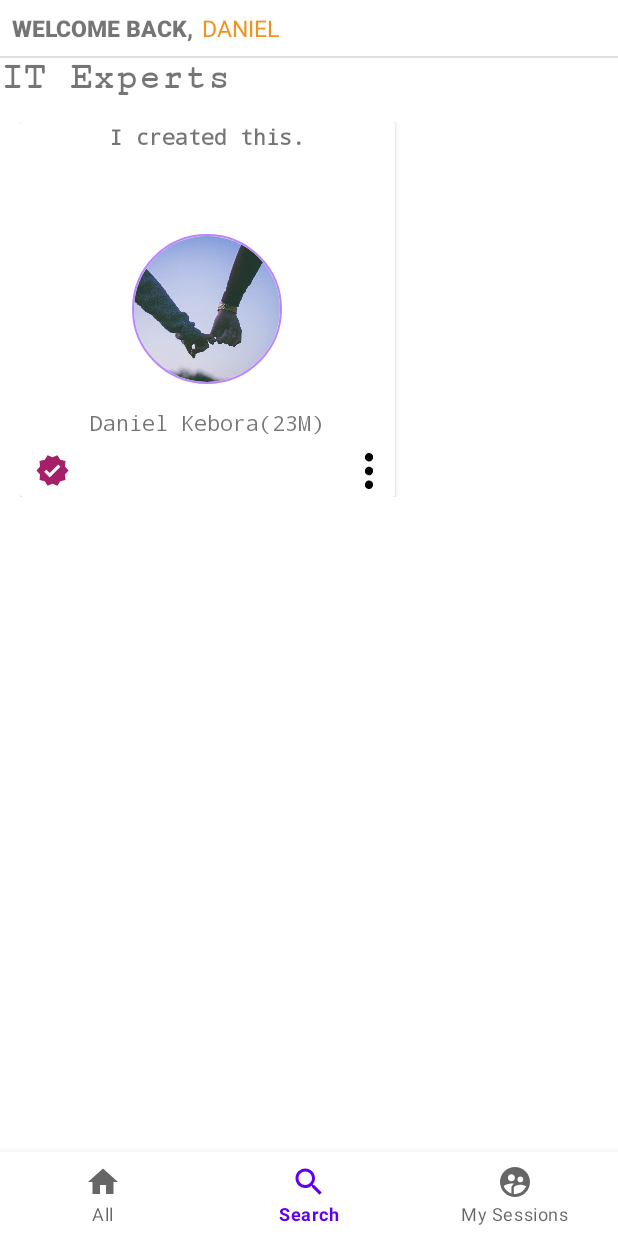
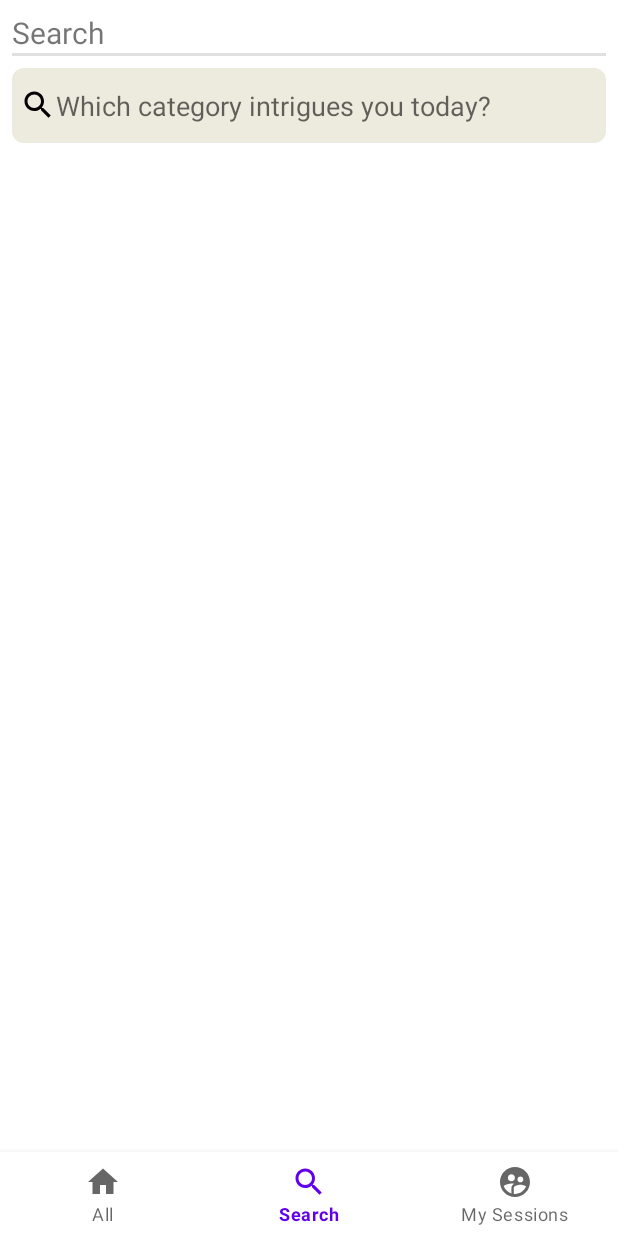
Before and after one commit to kebora/UsaidiziHub, an Android app: the screen it shows after launch (MainActivity), item 2 of the bottom bar chosen, on a phone screen of 412 x 824 dp. Run offline under Robolectric (Android 15) with nearby library versions, the light colour scheme and no system bars.

Commit message:
add bottom nav fragments

```diff
--- a/app/build.gradle
+++ b/app/build.gradle
@@ -33,6 +33,8 @@ dependencies {
     implementation 'androidx.appcompat:appcompat:1.6.0'
     implementation 'com.google.android.material:material:1.8.0'
     implementation 'androidx.constraintlayout:constraintlayout:2.1.4'
+    implementation 'androidx.navigation:navigation-fragment:2.5.3'
+    implementation 'androidx.navigation:navigation-ui:2.5.3'
     testImplementation 'junit:junit:4.13.2'
     androidTestImplementation 'androidx.test.ext:junit:1.1.5'
     androidTestImplementation 'androidx.test.espresso:espresso-core:3.5.1'
--- a/app/src/main/AndroidManifest.xml
+++ b/app/src/main/AndroidManifest.xml
@@ -12,9 +12,6 @@
         android:supportsRtl="true"
         android:theme="@style/Theme.UsaidiziHub"
         tools:targetApi="31">
-        <activity
-            android:name=".SearchActivity"
-            android:exported="false" />
         <activity
             android:name=".SplashActivity"
             android:exported="true">
--- a/app/src/main/java/com/simiyu/usaidizihub/MainActivity.java
+++ b/app/src/main/java/com/simiyu/usaidizihub/MainActivity.java
@@ -3,8 +3,11 @@ package com.simiyu.usaidizihub;
 import androidx.annotation.NonNull;
 import androidx.appcompat.app.ActionBar;
 import androidx.appcompat.app.AppCompatActivity;
+import androidx.fragment.app.Fragment;
 import androidx.fragment.app.FragmentManager;
+import androidx.fragment.app.FragmentTransaction;
 
+import android.content.Intent;
 import android.graphics.Bitmap;
 import android.graphics.BitmapFactory;
 import android.graphics.drawable.BitmapDrawable;
@@ -23,30 +26,47 @@ public class MainActivity extends AppCompatActivity {
         super.onCreate(savedInstanceState);
         setContentView(R.layout.activity_main);
         removeActionBar();
+        addBottomNavBarActivity();
 
-        //Add the row fragment
-        FragmentManager fragmentManager = getSupportFragmentManager();
-        fragmentManager.beginTransaction()
-                .replace(R.id.fragment_row_placeholder, RowFragment.class, null)
-                .commit();
+        if (savedInstanceState == null) {
+            getSupportFragmentManager().
+                    beginTransaction()
+                    .replace(R.id.frame_layout_fs_placeholder, new MainFragment())
+                    .commit();
+        }
+    }
 
-        BottomNavigationView buttonNavigationView = findViewById(R.id.bottom_nav);
-        buttonNavigationView.setOnItemSelectedListener(item -> {
+    // Remove the action bar
+    void removeActionBar() {
+        ActionBar actionBar = getSupportActionBar();
+        if (actionBar != null) {
+            actionBar.hide();
+        }
+    }
+
+    //
+    void addBottomNavBarActivity() {
+        BottomNavigationView bottomNavigationView = findViewById(R.id.bottom_nav);
+        bottomNavigationView.setOnItemSelectedListener(item -> {
             switch (item.getItemId()) {
                 case R.id.menu_navigation_home:
+                    replaceNavFragment(MainFragment.class);
+                    return true;
                 case R.id.menu_search:
+                    replaceNavFragment(SearchFragment.class);
+                    return true;
                 case R.id.menu_sessions:
-                    //do something here
+                    replaceNavFragment(SessionFragment.class);
                     return true;
             }
             return false;
         });
     }
 
-    void removeActionBar() {
-        ActionBar actionBar = getSupportActionBar();
-        if (actionBar != null) {
-            actionBar.hide();
-        }
+    public void replaceNavFragment(Class fragmentClass) {
+        FragmentManager fragmentManager = getSupportFragmentManager();
+        FragmentTransaction transaction = fragmentManager.beginTransaction();
+        transaction.replace(R.id.frame_layout_fs_placeholder, fragmentClass, null)
+                .commit();
     }
 }
--- /dev/null
+++ b/app/src/main/java/com/simiyu/usaidizihub/MainFragment.java
@@ -0,0 +1,21 @@
+package com.simiyu.usaidizihub;
+
+import android.os.Bundle;
+
+import androidx.fragment.app.Fragment;
+
+import android.view.LayoutInflater;
+import android.view.View;
+import android.view.ViewGroup;
+
+public class MainFragment extends Fragment {
+    View view;
+
+    @Override
+    public View onCreateView(LayoutInflater inflater, ViewGroup container,
+                             Bundle savedInstanceState) {
+        // Inflate the layout for this fragment
+        view = inflater.inflate(R.layout.fragment_main, container, false);
+        return view;
+    }
+}
--- /dev/null
+++ b/app/src/main/java/com/simiyu/usaidizihub/SearchFragment.java
@@ -0,0 +1,21 @@
+package com.simiyu.usaidizihub;
+
+import android.os.Bundle;
+
+import androidx.fragment.app.Fragment;
+
+import android.view.LayoutInflater;
+import android.view.View;
+import android.view.ViewGroup;
+
+public class SearchFragment extends Fragment {
+    View view;
+
+    @Override
+    public View onCreateView(LayoutInflater inflater, ViewGroup container,
+                             Bundle savedInstanceState) {
+        // Inflate the layout for this fragment
+        view = inflater.inflate(R.layout.fragment_search, container, false);
+        return view;
+    }
+}
--- a/app/src/main/res/drawable/image.xml
+++ /dev/null
@@ -1,5 +0,0 @@
-<?xml version="1.0" encoding="utf-8"?>
-<layer-list xmlns:android="http://schemas.android.com/apk/res/android">
-    <item android:drawable="@drawable/profile1"/>
-    <item android:drawable="@drawable/rounded_button_view"/>
-</layer-list>
--- a/app/src/main/res/drawable/rounded_button_view.xml
+++ b/app/src/main/res/drawable/rounded_button_view.xml
@@ -6,5 +6,5 @@
         android:width="1dp"
         android:color="@android:color/white" />
     <corners
-        android:radius="8dp"/>
+        android:radius="16dp"/>
 </shape>
--- a/app/src/main/res/drawable/rounded_text_view.xml
+++ b/app/src/main/res/drawable/rounded_text_view.xml
@@ -2,6 +2,6 @@
 
 <shape xmlns:android="http://schemas.android.com/apk/res/android"
     android:shape="rectangle">
-    <solid android:color="#cccccc" />
+    <solid android:color="#EDEADE" />
     <corners android:radius="8dp" />
 </shape>
--- a/app/src/main/res/layout/activity_main.xml
+++ b/app/src/main/res/layout/activity_main.xml
@@ -1,46 +1,15 @@
 <?xml version="1.0" encoding="utf-8"?>
 <RelativeLayout xmlns:android="http://schemas.android.com/apk/res/android"
     xmlns:app="http://schemas.android.com/apk/res-auto"
+    xmlns:tools="http://schemas.android.com/tools"
     android:layout_width="match_parent"
-    android:layout_height="match_parent">
-
-    <LinearLayout
-        android:id="@+id/layout_salutation"
-        android:layout_width="match_parent"
-        android:layout_height="wrap_content"
-        android:orientation="horizontal"
-        android:padding="8dp">
-
-        <TextView
-            android:id="@+id/textview_salutation"
-            android:layout_width="wrap_content"
-            android:layout_height="wrap_content"
-            android:fontFamily="sans-serif-black"
-            android:text="@string/welcome_back"
-            android:textSize="15sp" />
-
-        <TextView
-            android:id="@+id/textview_username"
-            android:layout_width="wrap_content"
-            android:layout_height="wrap_content"
-            android:layout_gravity="center"
-            android:layout_marginStart="5dp"
-            android:text="@string/username"
-            android:textColor="@color/orange"
-            android:textSize="15sp" />
-    </LinearLayout>
-
-    <com.google.android.material.divider.MaterialDivider
-        android:id="@+id/divider"
-        android:layout_width="match_parent"
-        android:layout_height="1dp"
-        android:layout_below="@id/layout_salutation" />
+    android:layout_height="match_parent"
+    tools:context=".MainActivity">
 
     <FrameLayout
-        android:id="@+id/fragment_row_placeholder"
+        android:id="@+id/frame_layout_fs_placeholder"
         android:layout_width="match_parent"
-        android:layout_height="wrap_content"
-        android:layout_below="@id/layout_salutation" />
+        android:layout_height="wrap_content" />
 
     <com.google.android.material.bottomnavigation.BottomNavigationView
         android:id="@+id/bottom_nav"
--- a/app/src/main/res/layout/fragment_row.xml
+++ b/app/src/main/res/layout/fragment_row.xml
@@ -15,7 +15,6 @@
             android:id="@+id/textview_tagline"
             android:layout_width="match_parent"
             android:layout_height="wrap_content"
-            android:layout_below="@id/divider"
             android:fontFamily="serif-monospace"
             android:text="IT Experts"
             android:textSize="25sp"
--- /dev/null
+++ b/app/src/main/res/layout/fragment_search.xml
@@ -0,0 +1,54 @@
+<?xml version="1.0" encoding="utf-8"?>
+<RelativeLayout xmlns:android="http://schemas.android.com/apk/res/android"
+    xmlns:tools="http://schemas.android.com/tools"
+    android:layout_width="match_parent"
+    android:layout_height="match_parent"
+    tools:context=".SearchFragment">
+
+    <ScrollView
+        android:id="@+id/scroll_view_home"
+        android:layout_width="match_parent"
+        android:layout_height="match_parent"
+        android:padding="8dp">
+
+        <RelativeLayout
+            android:layout_width="match_parent"
+            android:layout_height="wrap_content">
+
+            <LinearLayout
+                android:id="@+id/linear_layout_search"
+                android:layout_width="match_parent"
+                android:layout_height="wrap_content"
+                android:orientation="horizontal">
+
+                <TextView
+                    android:layout_width="wrap_content"
+                    android:layout_height="wrap_content"
+                    android:text="Search"
+                    android:textSize="20sp" />
+
+            </LinearLayout>
+
+            <com.google.android.material.divider.MaterialDivider
+                android:id="@+id/search_divider"
+                android:layout_width="match_parent"
+                android:layout_height="2dp"
+                android:layout_below="@id/linear_layout_search"
+                android:layout_marginBottom="8dp" />
+
+            <EditText
+                android:id="@+id/edittext_search"
+                android:layout_width="match_parent"
+                android:layout_height="50dp"
+                android:layout_below="@id/search_divider"
+                android:background="@drawable/rounded_text_view"
+                android:drawableStart="@drawable/baseline_search_24"
+                android:hint="Which category intrigues you today?"
+                android:paddingLeft="5dp"
+                android:textColor="@color/purple_700" />
+        </RelativeLayout>
+
+    </ScrollView>
+
+
+</RelativeLayout>
--- a/app/src/main/res/menu/bottom_navigation_menu.xml
+++ b/app/src/main/res/menu/bottom_navigation_menu.xml
@@ -7,9 +7,9 @@
     <item
         android:id="@+id/menu_search"
         android:icon="@drawable/baseline_search"
-        android:title="@string/search"/>
+        android:title="@string/search" />
     <item
         android:id="@+id/menu_sessions"
         android:icon="@drawable/baseline_supervised_user_circle"
-        android:title="@string/my_sessions"/>
+        android:title="@string/my_sessions" />
 </menu>
```
Also changed, not shown: app/src/main/java/com/simiyu/usaidizihub/SearchActivity.java (deleted, +0 -14 lines), app/src/main/java/com/simiyu/usaidizihub/SessionFragment.java (added, +21 -0 lines), app/src/main/res/layout/activity_search.xml (deleted, +0 -28 lines), app/src/main/res/layout/fragment_main.xml (added, +48 -0 lines), app/src/main/res/layout/fragment_session.xml (added, +43 -0 lines).
